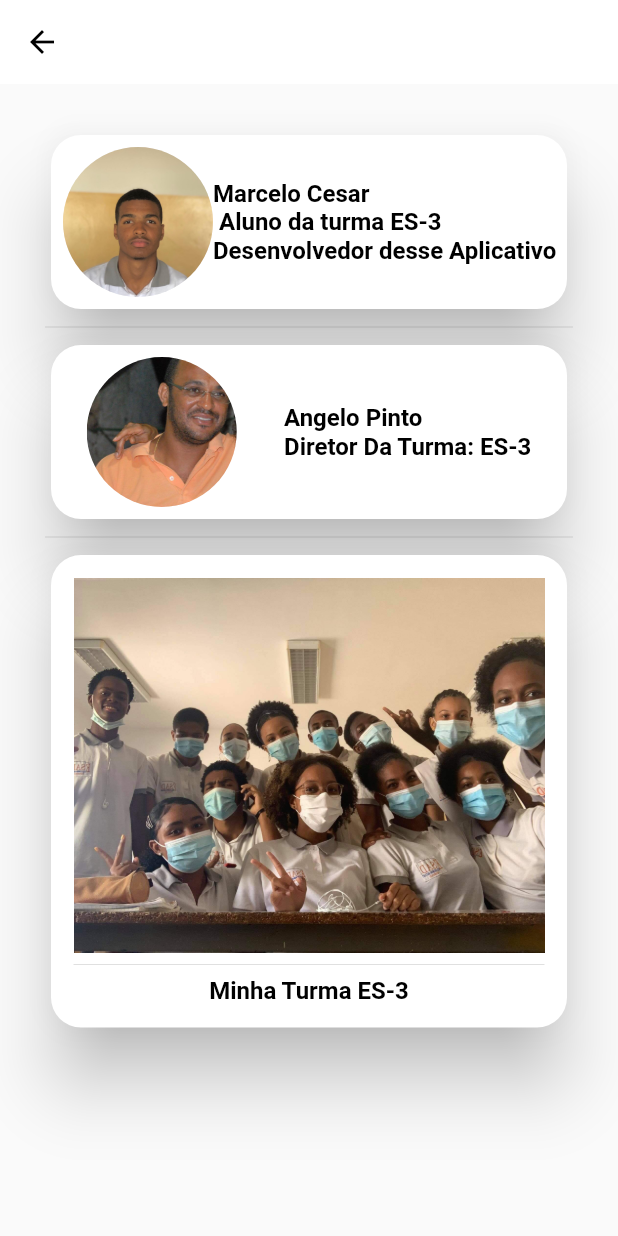
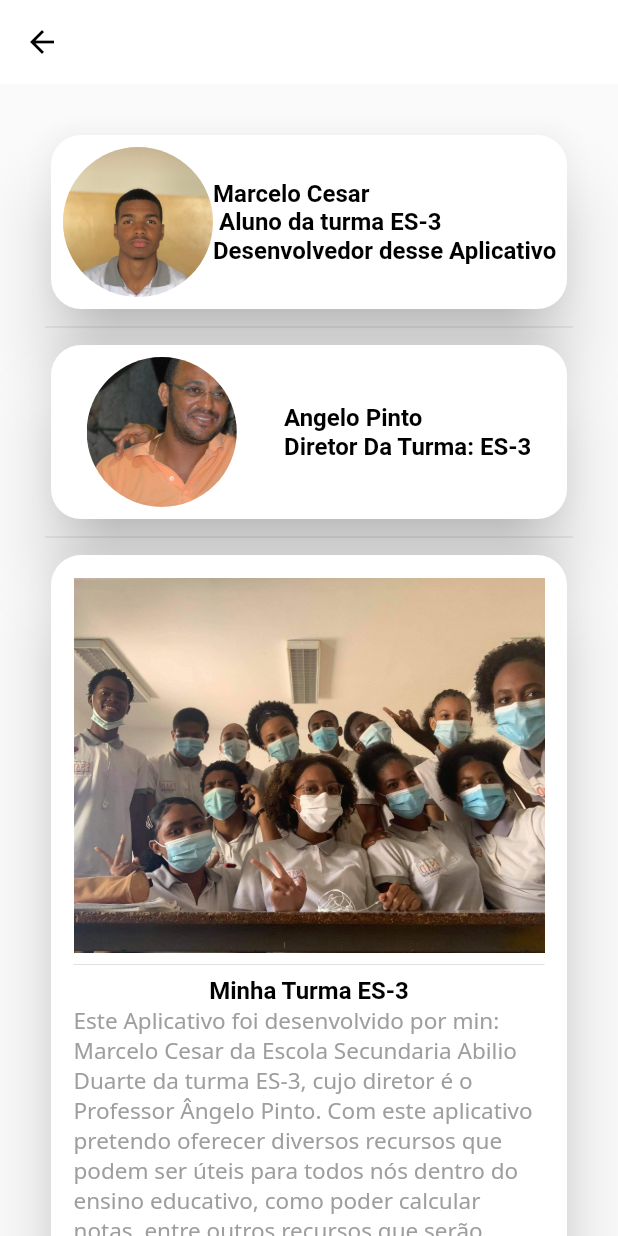
Before and after one commit to MarceloJSCesar/Weic, a Flutter app: the DrawerAbout screen opened by its route, on a phone screen of 412 x 824 dp. Run offline on Flutter 3.47's test engine with Material 2 defaults, Android fonts, the phone set to English and light mode, and no system bars; our stand-ins replace google_fonts, mobx, shared_preferences, sqflite; accounts and stored records are empty; generated files the repository leaves out were written again; Roboto replaces fonts that are missing (Amiri).

Commit message:
app info text updated

```diff
--- a/weic/lib/core/components/home/drawer/drawer_about.dart
+++ b/weic/lib/core/components/home/drawer/drawer_about.dart
@@ -1,4 +1,5 @@
 import 'package:flutter/material.dart';
+import 'package:weic/core/config/app_text.dart';
 import '../../../config/app_textstyles.dart';
 import '../../../config/app_decorations.dart';
 import '../../../config/app_assets_names.dart';
@@ -52,6 +53,10 @@ class DrawerAbout extends StatelessWidget {
                       Text(
                         'Minha Turma ES-3',
                         style: AppTextStyles.blackTextStyle,
+                      ),
+                      Text(
+                        AppText.appInfText,
+                        style: AppTextStyles.hintTextStyle,
                       )
                     ],
                   ),
--- a/weic/lib/core/config/app_text.dart
+++ b/weic/lib/core/config/app_text.dart
@@ -2,5 +2,5 @@ import 'package:flutter/widgets.dart';
 
 class AppText {
   static final String appInfText =
-      'Esse Aplicativo foi desenvovido por min: Marcelo Cesar da turma ES-3, cujo nosso diretor e o senhor professor Angelo Pinto, com esse app pretendo oferecer varios funcionalidades no qual pode ser util para nos dentro do ensino educativo, tal como poder calcular as notas, entre outras que funcionalidades que vai ser lancado futuramente';
+      'Este Aplicativo foi desenvolvido por min: Marcelo Cesar da Escola Secundaria Abilio Duarte da turma ES-3, cujo diretor é o Professor Ângelo Pinto. Com este aplicativo pretendo oferecer diversos recursos que podem ser úteis para todos nós dentro do ensino educativo, como poder calcular notas, entre outros recursos que serão lançados no futuro';
 }
```
